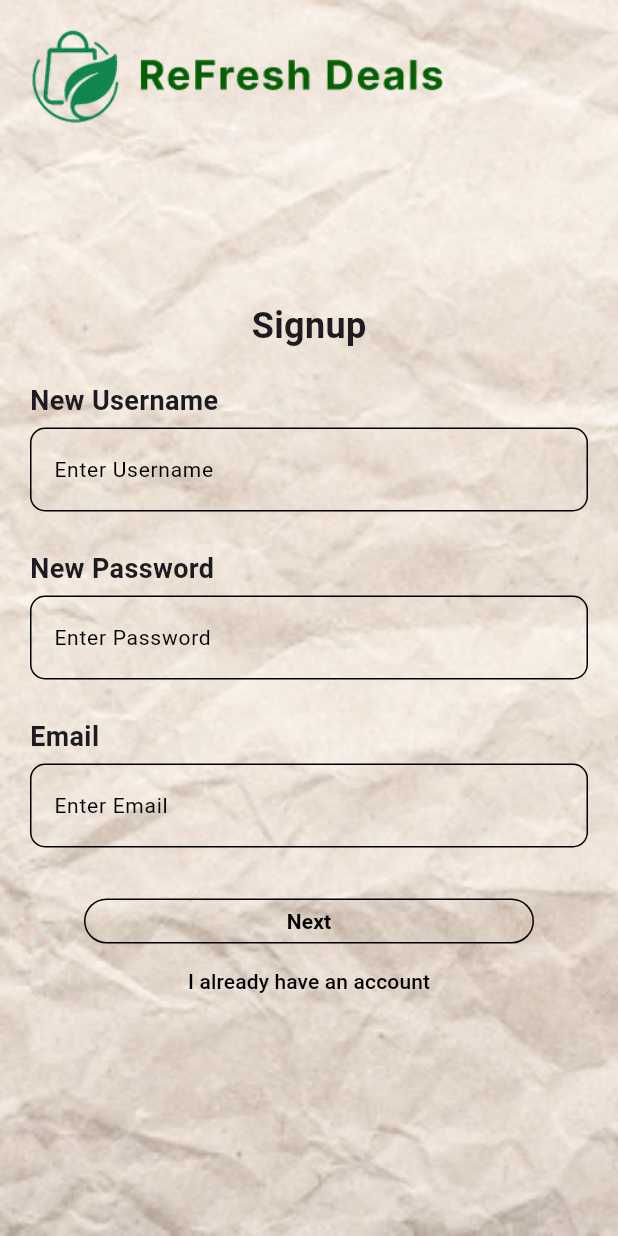
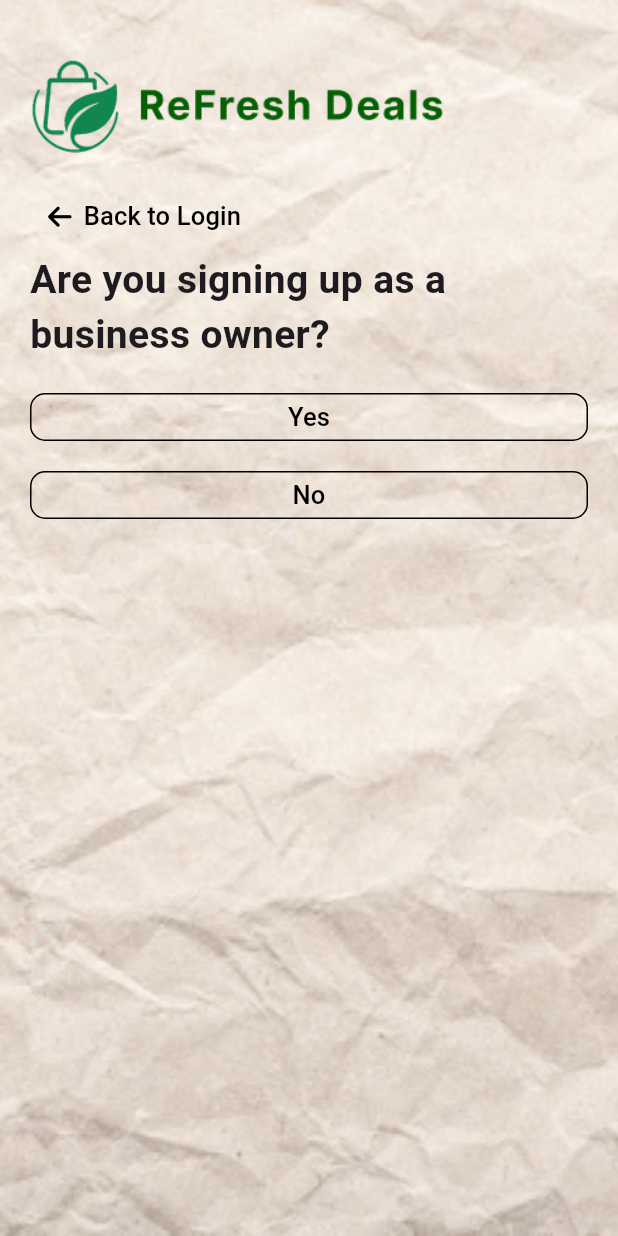
Before and after one commit to yaboywf/refresh-deals, a Flutter app: the SignupPage screen opened by its route, after a tap on "Next", on a phone screen of 412 x 824 dp. Run offline on Flutter 3.47's test engine with Material 3 defaults, Android fonts, the light colour scheme and no system bars; our stand-ins replace font_awesome_flutter.

Commit message:
updated the registration process pages

```diff
--- a/lib/pages/register.dart
+++ b/lib/pages/register1.dart
@@ -52,7 +52,7 @@ class SignupPage extends StatelessWidget {
               SizedBox(height: 20),
               Center(
                 child: OutlinedButton(
-                  onPressed: () {},
+                  onPressed: () => Navigator.pushReplacementNamed(context, '/register2'),
                   style: OutlinedButton.styleFrom(
                     side: BorderSide(color: Colors.black),
                     backgroundColor: Colors.transparent,
--- /dev/null
+++ b/lib/pages/register2.dart
@@ -0,0 +1,82 @@
+import 'package:flutter/material.dart';
+import 'package:font_awesome_flutter/font_awesome_flutter.dart';
+import '../widgets/header.dart';
+import '../widgets/background.dart';
+
+class SignupPage2 extends StatelessWidget {
+  const SignupPage2({super.key});
+
+  @override
+  Widget build(BuildContext context) {
+    return Scaffold(
+      body: Background(
+        imagePath: "images/authentication_bg.jpg",
+        padding: 20,
+        child: Column(
+          crossAxisAlignment: CrossAxisAlignment.start,
+          children: [
+            Header(),
+            TextButton.icon(
+              onPressed: () {
+                Navigator.pushReplacementNamed(context, '/login');
+              },
+              icon: FaIcon(FontAwesomeIcons.arrowLeft, color: Colors.black),
+              label: Text(
+                "Back to Login",
+                style: TextStyle(color: Colors.black, fontSize: 17),
+              ),
+            ),
+            Text(
+              "Are you signing up as a business owner?",
+              style: TextStyle(fontSize: 26, fontWeight: FontWeight.bold),
+            ),
+            SizedBox(height: 20),
+            SizedBox(
+              width: double.infinity,
+              child: CustomOutlinedButton(text: "Yes", onPressed: () => Navigator.pushReplacementNamed(context, "/register3")),
+            ),
+            SizedBox(height: 20),
+            SizedBox(
+              width: double.infinity,
+              child: CustomOutlinedButton(text: "No"),
+            ),
+          ],
+        ),
+      ),
+    );
+  }
+}
+
+class CustomOutlinedButton extends StatelessWidget {
+  final String text;
+  final VoidCallback? onPressed;
+
+  const CustomOutlinedButton({
+    super.key,
+    required this.text,
+    this.onPressed
+  });
+
+  @override
+  Widget build(BuildContext context) {
+    return OutlinedButton(
+      onPressed: onPressed ?? () {},
+      style: OutlinedButton.styleFrom(
+        backgroundColor: Colors.transparent,
+        side: BorderSide(color: Colors.black, width: 1.0),
+        shape: RoundedRectangleBorder(
+          borderRadius: BorderRadius.circular(10),
+        ),
+        visualDensity: VisualDensity(
+          horizontal: VisualDensity.minimumDensity,
+          vertical: VisualDensity.minimumDensity,
+        ),
+        padding: EdgeInsets.all(20.0)
+      ),
+      child: Text(
+        text,
+        style: TextStyle(color: Colors.black, fontSize: 17),
+      ),
+    );
+  }
+}
```
Also changed, not shown: lib/main.dart (+8 -1 lines), lib/pages/register3.dart (added, +81 -0 lines), lib/pages/register4.dart (added, +30 -0 lines).
